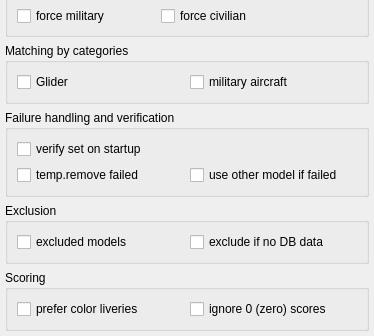
Above: src/blackgui/editors/matchingform.ui from swift-project/pilotclient before the change; both pictures show x 0 to 374 and y 303 to 639 of the 374 by 639 pixel window. Below: the same form after it.
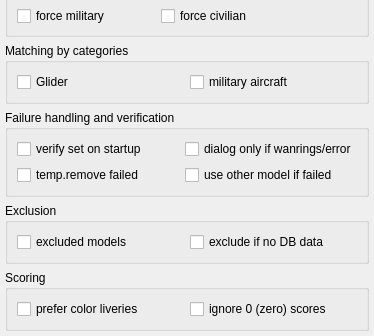
That is the form after the change.

Commit message: Setting to display validation only in case of warnings/errors

Patch:
```diff
--- a/src/blackgui/editors/matchingform.ui
+++ b/src/blackgui/editors/matchingform.ui
@@ -247,6 +247,13 @@
         </property>
        </widget>
       </item>
+      <item row="0" column="1">
+       <widget class="QCheckBox" name="cb_ModelSetVerificationOnlyErrorWarning">
+        <property name="text">
+         <string>dialog only if wanrings/error</string>
+        </property>
+       </widget>
+      </item>
      </layout>
     </widget>
    </item>
```
Left out of the diff: 4 changed lines with no effect on the pictures. The commit also changes 3 other files.
